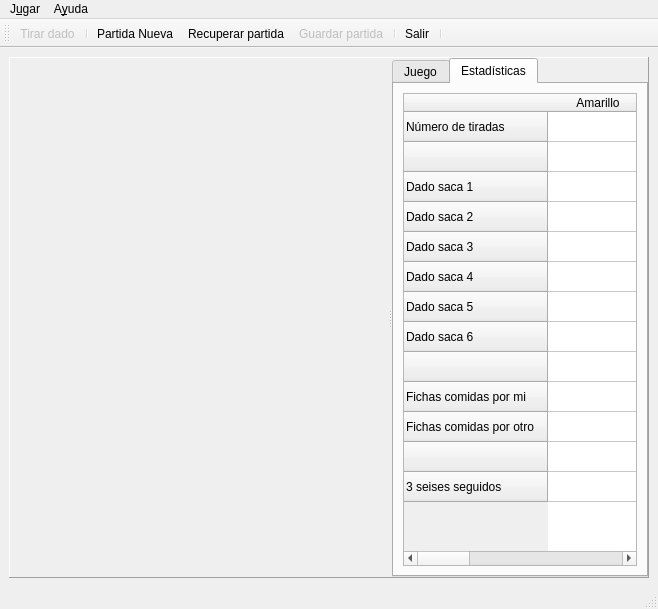
First picture: the form in ui/frmMain.ui, repository turulomio/glparchis, before the edit.
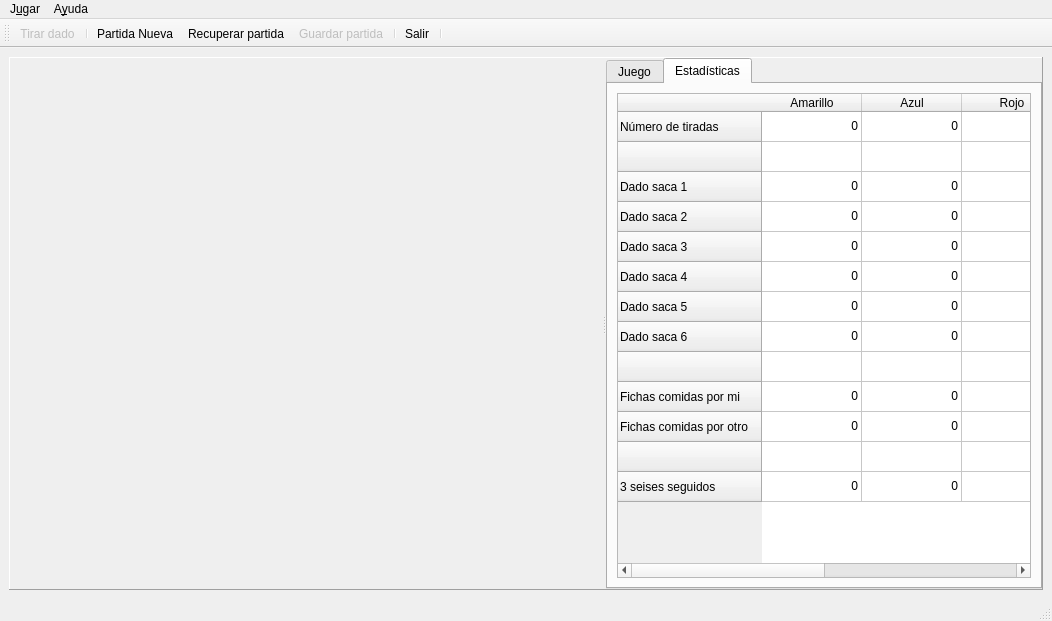
Second picture: the form after the edit. The open tabs and pages were chosen to show the change. Icons and pictures are not drawn. Custom widgets are drawn as their Qt base class.

Patch:
```diff
--- a/ui/frmMain.ui
+++ b/ui/frmMain.ui
@@ -7,8 +7,8 @@
    <rect>
     <x>0</x>
     <y>0</y>
-    <width>658</width>
-    <height>609</height>
+    <width>1052</width>
+    <height>621</height>
    </rect>
   </property>
   <property name="cursor">
@@ -184,7 +184,7 @@
               </row>
               <row>
                <property name="text">
-                <string> </string>
+                <string/>
                </property>
               </row>
               <row>
@@ -219,7 +219,7 @@
               </row>
               <row>
                <property name="text">
-                <string> </string>
+                <string/>
                </property>
               </row>
               <row>
@@ -234,7 +234,7 @@
               </row>
               <row>
                <property name="text">
-                <string> </string>
+                <string/>
                </property>
               </row>
               <row>
@@ -262,6 +262,326 @@
                 <string>Verde</string>
                </property>
               </column>
+              <item row="0" column="0">
+               <property name="text">
+                <string>0</string>
+               </property>
+               <property name="textAlignment">
+                <set>AlignRight|AlignVCenter</set>
+               </property>
+              </item>
+              <item row="0" column="1">
+               <property name="text">
+                <string>0</string>
+               </property>
+               <property name="textAlignment">
+                <set>AlignRight|AlignVCenter</set>
+               </property>
+              </item>
+              <item row="0" column="2">
+               <property name="text">
+                <string>0</string>
+               </property>
+               <property name="textAlignment">
+                <set>AlignRight|AlignVCenter</set>
+               </property>
+              </item>
+              <item row="0" column="3">
+               <property name="text">
+                <string>0</string>
+               </property>
+               <property name="textAlignment">
+                <set>AlignRight|AlignVCenter</set>
+               </property>
+              </item>
+              <item row="2" column="0">
+               <property name="text">
+                <string>0</string>
+               </property>
+               <property name="textAlignment">
+                <set>AlignRight|AlignVCenter</set>
+               </property>
+              </item>
+              <item row="2" column="1">
+               <property name="text">
+                <string>0</string>
+               </property>
+               <property name="textAlignment">
+                <set>AlignRight|AlignVCenter</set>
+               </property>
+              </item>
+              <item row="2" column="2">
+               <property name="text">
+                <string>0</string>
+               </property>
+               <property name="textAlignment">
+                <set>AlignRight|AlignVCenter</set>
+               </property>
+              </item>
+              <item row="2" column="3">
+               <property name="text">
+                <string>0</string>
+               </property>
+               <property name="textAlignment">
+                <set>AlignRight|AlignVCenter</set>
+               </property>
+              </item>
+              <item row="3" column="0">
+               <property name="text">
+                <string>0</string>
+               </property>
+               <property name="textAlignment">
+                <set>AlignRight|AlignVCenter</set>
+               </property>
+              </item>
+              <item row="3" column="1">
+               <property name="text">
+                <string>0</string>
+               </property>
+               <property name="textAlignment">
+                <set>AlignRight|AlignVCenter</set>
+               </property>
+              </item>
+              <item row="3" column="2">
+               <property name="text">
+                <string>0</string>
+               </property>
+               <property name="textAlignment">
+                <set>AlignRight|AlignVCenter</set>
+               </property>
+              </item>
+              <item row="3" column="3">
+               <property name="text">
+                <string>0</string>
+               </property>
+               <property name="textAlignment">
+                <set>AlignRight|AlignVCenter</set>
+               </property>
+              </item>
+              <item row="4" column="0">
+               <property name="text">
+                <string>0</string>
+               </property>
+               <property name="textAlignment">
+                <set>AlignRight|AlignVCenter</set>
+               </property>
+              </item>
+              <item row="4" column="1">
+               <property name="text">
+                <string>0</string>
+               </property>
+               <property name="textAlignment">
+                <set>AlignRight|AlignVCenter</set>
+               </property>
+              </item>
+              <item row="4" column="2">
+               <property name="text">
+                <string>0</string>
+               </property>
+               <property name="textAlignment">
+                <set>AlignRight|AlignVCenter</set>
+               </property>
+              </item>
+              <item row="4" column="3">
+               <property name="text">
+                <string>0</string>
+               </property>
+               <property name="textAlignment">
+                <set>AlignRight|AlignVCenter</set>
+               </property>
+              </item>
+              <item row="5" column="0">
+               <property name="text">
+                <string>0</string>
+               </property>
+               <property name="textAlignment">
+                <set>AlignRight|AlignVCenter</set>
+               </property>
+              </item>
+              <item row="5" column="1">
+               <property name="text">
+                <string>0</string>
+               </property>
+               <property name="textAlignment">
+                <set>AlignRight|AlignVCenter</set>
+               </property>
+              </item>
+              <item row="5" column="2">
+               <property name="text">
+                <string>0</string>
+               </property>
+               <property name="textAlignment">
+                <set>AlignRight|AlignVCenter</set>
+               </property>
+              </item>
+              <item row="5" column="3">
+               <property name="text">
+                <string>0</string>
+               </property>
+               <property name="textAlignment">
+                <set>AlignRight|AlignVCenter</set>
+               </property>
+              </item>
+              <item row="6" column="0">
+               <property name="text">
+                <string>0</string>
+               </property>
+               <property name="textAlignment">
+                <set>AlignRight|AlignVCenter</set>
+               </property>
+              </item>
+              <item row="6" column="1">
+               <property name="text">
+                <string>0</string>
+               </property>
+               <property name="textAlignment">
+                <set>AlignRight|AlignVCenter</set>
+               </property>
+              </item>
+              <item row="6" column="2">
+               <property name="text">
+                <string>0</string>
+               </property>
+               <property name="textAlignment">
+                <set>AlignRight|AlignVCenter</set>
+               </property>
+              </item>
+              <item row="6" column="3">
+               <property name="text">
+                <string>0</string>
+               </property>
+               <property name="textAlignment">
+                <set>AlignRight|AlignVCenter</set>
+               </property>
+              </item>
+              <item row="7" column="0">
+               <property name="text">
+                <string>0</string>
+               </property>
+               <property name="textAlignment">
+                <set>AlignRight|AlignVCenter</set>
+               </property>
+              </item>
+              <item row="7" column="1">
+               <property name="text">
+                <string>0</string>
+               </property>
+               <property name="textAlignment">
+                <set>AlignRight|AlignVCenter</set>
+               </property>
+              </item>
+              <item row="7" column="2">
+               <property name="text">
+                <string>0</string>
+               </property>
+               <property name="textAlignment">
+                <set>AlignRight|AlignVCenter</set>
+               </property>
+              </item>
+              <item row="7" column="3">
+               <property name="text">
+                <string>0</string>
+               </property>
+               <property name="textAlignment">
+                <set>AlignRight|AlignVCenter</set>
+               </property>
+              </item>
+              <item row="9" column="0">
+               <property name="text">
+                <string>0</string>
+               </property>
+               <property name="textAlignment">
+                <set>AlignRight|AlignVCenter</set>
+               </property>
+              </item>
+              <item row="9" column="1">
+               <property name="text">
+                <string>0</string>
+               </property>
+               <property name="textAlignment">
+                <set>AlignRight|AlignVCenter</set>
+               </property>
+              </item>
+              <item row="9" column="2">
+               <property name="text">
+                <string>0</string>
+               </property>
+               <property name="textAlignment">
+                <set>AlignRight|AlignVCenter</set>
+               </property>
+              </item>
+              <item row="9" column="3">
+               <property name="text">
+                <string>0</string>
+               </property>
+               <property name="textAlignment">
+                <set>AlignRight|AlignVCenter</set>
+               </property>
+              </item>
+              <item row="10" column="0">
+               <property name="text">
+                <string>0</string>
+               </property>
+               <property name="textAlignment">
+                <set>AlignRight|AlignVCenter</set>
+               </property>
+              </item>
+              <item row="10" column="1">
+               <property name="text">
+                <string>0</string>
+               </property>
+               <property name="textAlignment">
+                <set>AlignRight|AlignVCenter</set>
+               </property>
+              </item>
+              <item row="10" column="2">
+               <property name="text">
+                <string>0</string>
+               </property>
+               <property name="textAlignment">
+                <set>AlignRight|AlignVCenter</set>
+               </property>
+              </item>
+              <item row="10" column="3">
+               <property name="text">
+                <string>0</string>
+               </property>
+               <property name="textAlignment">
+                <set>AlignRight|AlignVCenter</set>
+               </property>
+              </item>
+              <item row="12" column="0">
+               <property name="text">
+                <string>0</string>
+               </property>
+               <property name="textAlignment">
+                <set>AlignRight|AlignVCenter</set>
+               </property>
+              </item>
+              <item row="12" column="1">
+               <property name="text">
+                <string>0</string>
+               </property>
+               <property name="textAlignment">
+                <set>AlignRight|AlignVCenter</set>
+               </property>
+              </item>
+              <item row="12" column="2">
+               <property name="text">
+                <string>0</string>
+               </property>
+               <property name="textAlignment">
+                <set>AlignRight|AlignVCenter</set>
+               </property>
+              </item>
+              <item row="12" column="3">
+               <property name="text">
+                <string>0</string>
+               </property>
+               <property name="textAlignment">
+                <set>AlignRight|AlignVCenter</set>
+               </property>
+              </item>
              </widget>
             </item>
            </layout>
@@ -279,8 +599,8 @@
     <rect>
      <x>0</x>
      <y>0</y>
-     <width>658</width>
-     <height>21</height>
+     <width>1052</width>
+     <height>25</height>
     </rect>
    </property>
    <widget class="QMenu" name="menuAyuda">
@@ -400,6 +720,11 @@
    <header location="global">wdgUserPanel</header>
    <container>1</container>
   </customwidget>
+  <customwidget>
+   <class>QTableStatistics</class>
+   <extends>QTableWidget</extends>
+   <header location="global">qtablestatistics</header>
+  </customwidget>
  </customwidgets>
  <resources>
   <include location="../images/glparchis.qrc"/>
```
Left out of the diff: 6 changed lines with no effect on the pictures.
